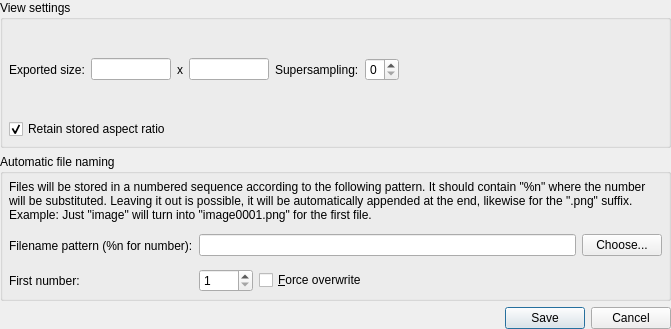
Before: the Qt Designer form src/batchrender.ui in bernds/GAPFixFractal, drawn with Qt 5.
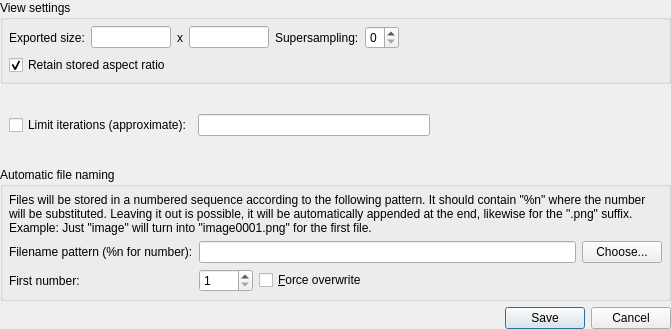
After: the same form once the commit is applied. Icons and pictures are not drawn.

Commit message: Add a maximum iteration limit for the batch export

```diff
--- a/src/batchrender.ui
+++ b/src/batchrender.ui
@@ -154,6 +154,50 @@
      </layout>
     </widget>
    </item>
+   <item>
+    <widget class="QWidget" name="widget_3" native="true">
+     <layout class="QHBoxLayout" name="horizontalLayout_3">
+      <property name="leftMargin">
+       <number>9</number>
+      </property>
+      <property name="topMargin">
+       <number>0</number>
+      </property>
+      <property name="rightMargin">
+       <number>9</number>
+      </property>
+      <property name="bottomMargin">
+       <number>0</number>
+      </property>
+      <item>
+       <widget class="QCheckBox" name="maxiterCheckBox">
+        <property name="text">
+         <string>Limit iterations (approximate):</string>
+        </property>
+        <property name="checked">
+         <bool>false</bool>
+        </property>
+       </widget>
+      </item>
+      <item>
+       <widget class="QLineEdit" name="maxiterEdit"/>
+      </item>
+      <item>
+       <spacer name="horizontalSpacer_3">
+        <property name="orientation">
+         <enum>Qt::Horizontal</enum>
+        </property>
+        <property name="sizeHint" stdset="0">
+         <size>
+          <width>40</width>
+          <height>20</height>
+         </size>
+        </property>
+       </spacer>
+      </item>
+     </layout>
+    </widget>
+   </item>
    <item>
     <widget class="QGroupBox" name="groupBox">
      <property name="title">
```
The commit also changes 4 other files.
